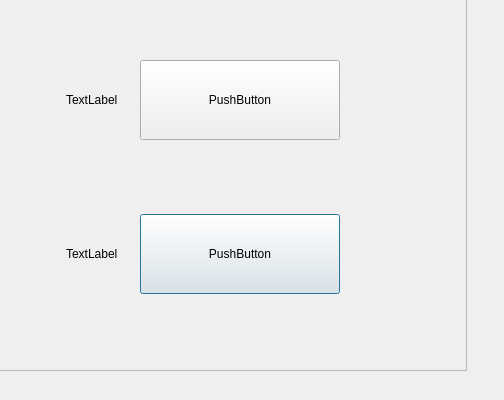
Before: the Qt Designer form src/admin_system.ui in wangrichaoren/ToolBox, drawn with Qt 5; both pictures show x 93 to 597 and y 401 to 801 of the 597 by 801 pixel window.
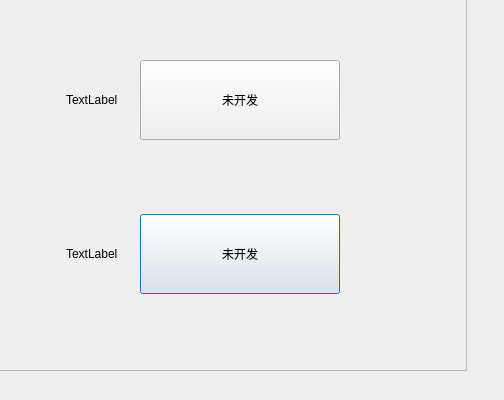
After: the same form once the commit is applied.

The edit to the form file:
```diff
--- a/src/admin_system.ui
+++ b/src/admin_system.ui
@@ -142,7 +142,7 @@
           </size>
          </property>
          <property name="text">
-          <string>PushButton</string>
+          <string>未开发</string>
          </property>
         </widget>
        </item>
@@ -176,7 +176,7 @@
           </size>
          </property>
          <property name="text">
-          <string>PushButton</string>
+          <string>未开发</string>
          </property>
         </widget>
        </item>
```
